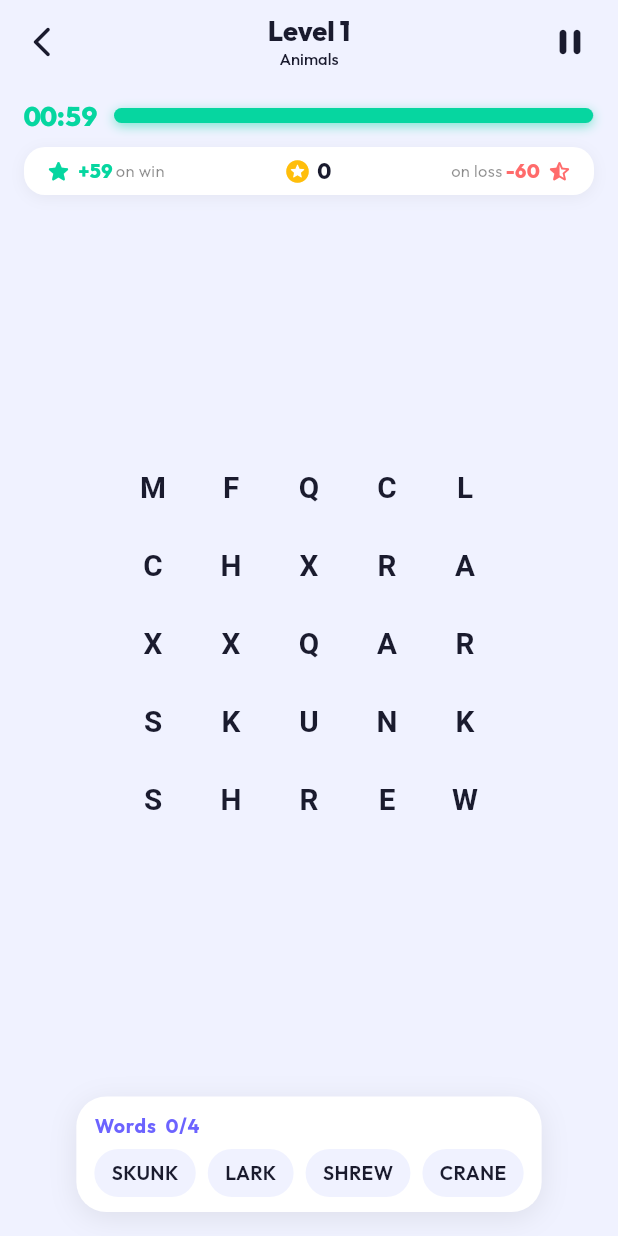
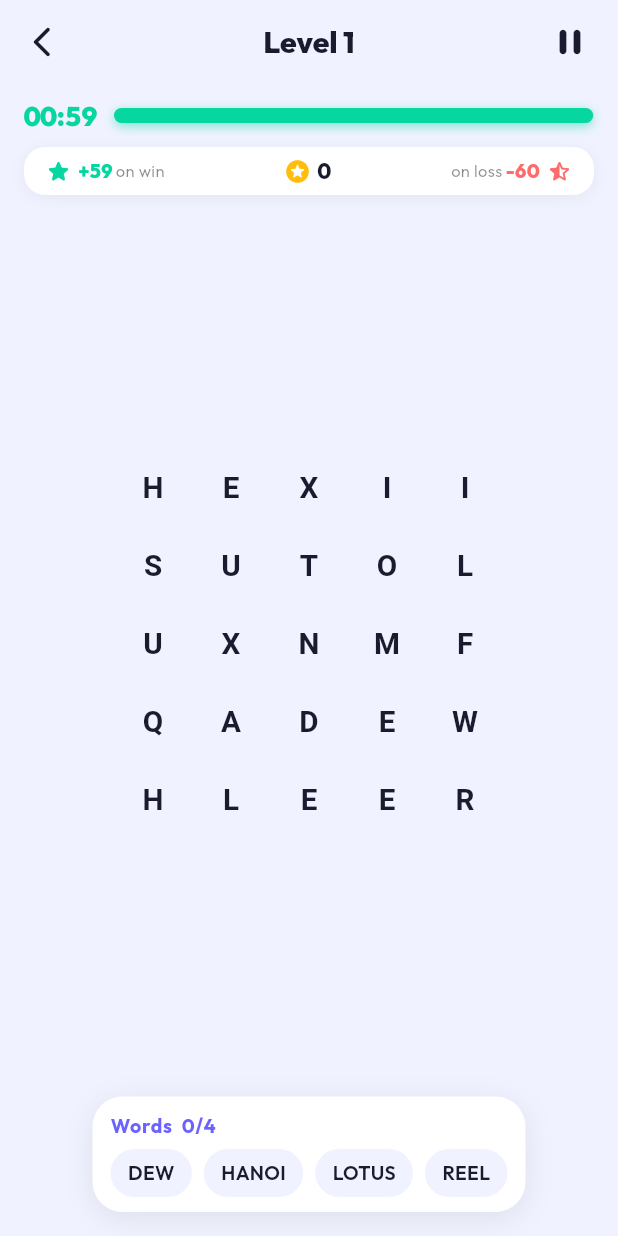
Before and after one commit to boradhruvajyoti/word-search-puzzle-flutter, a Flutter app: the screen it shows after launch, after a tap on "Play", on a phone screen of 412 x 824 dp. Run offline on Flutter 3.47's test engine with Material 3 defaults, Android fonts, the phone set to English and light mode, and no system bars; our stand-ins replace google_fonts, shared_preferences.

Commit message:
Pull words randomly from all categories per level, remove category title from top header, and enable dictionary coverage for all 10,000+ words in WordBank

```diff
--- a/lib/logic/word_bank.dart
+++ b/lib/logic/word_bank.dart
@@ -652,6 +652,25 @@ class WordBank {
     return list;
   }
 
+  /// Returns a shuffled list of unique words pulled randomly from ALL categories,
+  /// fitting within [maxLength].
+  static List<String> randomWordsForSize(int maxLength) {
+    final Set<String> allWords = {};
+    for (final list in categories.values) {
+      for (final w in list) {
+        final upper = w.trim().toUpperCase();
+        if (upper.length >= 3 &&
+            upper.length <= maxLength &&
+            !upper.contains(' ') &&
+            !upper.contains('/')) {
+          allWords.add(upper);
+        }
+      }
+    }
+    final result = allWords.toList()..shuffle();
+    return result;
+  }
+
   /// Category name for a given level (cycles through all 20 categories).
   static String categoryForLevel(int level) {
     return categoryNames[(level - 1) % categoryNames.length];
--- a/lib/providers/game_provider.dart
+++ b/lib/providers/game_provider.dart
@@ -44,9 +44,8 @@ class GameProvider extends ChangeNotifier {
     _highlightedCells = [];
     _swipeStart = null;
 
-    final category = _config!.category;
     final availableWords =
-        WordBank.wordsForSize(_config!.gridSize, category);
+        WordBank.randomWordsForSize(_config!.gridSize);
     final selectedWords = availableWords.take(_config!.wordCount).toList();
 
     final result = GridGenerator(
--- a/lib/screens/game_screen.dart
+++ b/lib/screens/game_screen.dart
@@ -1,6 +1,5 @@
 import 'package:flutter/material.dart';
 import 'package:provider/provider.dart';
-import '../logic/level_manager.dart';
 import '../models/game_state.dart';
 import '../providers/game_provider.dart';
 import '../providers/progress_provider.dart';
@@ -56,18 +55,9 @@ class _GameScreenState extends State<GameScreen> {
             Navigator.pop(context);
           },
         ),
-        title: Column(
-          mainAxisSize: MainAxisSize.min,
-          children: [
-            Text(
-              'Level ${widget.level}',
-              style: const TextStyle(fontWeight: FontWeight.w800, fontSize: 18),
-            ),
-            Text(
-              LevelManager.categoryDisplay(widget.level),
-              style: const TextStyle(fontSize: 11, fontWeight: FontWeight.w500),
-            ),
-          ],
+        title: Text(
+          'Level ${widget.level}',
+          style: const TextStyle(fontWeight: FontWeight.w800, fontSize: 20),
         ),
         actions: [
           IconButton(
--- a/lib/screens/level_complete_screen.dart
+++ b/lib/screens/level_complete_screen.dart
@@ -336,8 +336,8 @@ class _LevelCompleteScreenState extends State<LevelCompleteScreen>
                                               BorderRadius.circular(10),
                                         ),
                                         child: Text(
-                                          LevelManager.categoryDisplay(
-                                              widget.level),
+                                          WordDictionary.getCategoryForWord(
+                                              _selectedWord!),
                                           style: TextStyle(
                                             fontSize: 10,
                                             fontWeight: FontWeight.w700,
@@ -352,7 +352,7 @@ class _LevelCompleteScreenState extends State<LevelCompleteScreen>
                                   const SizedBox(height: 6),
                                   Text(
                                     WordDictionary.getDefinition(
-                                        _selectedWord!, config.category),
+                                        _selectedWord!),
                                     style: TextStyle(
                                       fontSize: 13,
                                       height: 1.4,
```
Also changed, not shown: lib/logic/word_dictionary.dart (+53 -24 lines), 1 other file.
